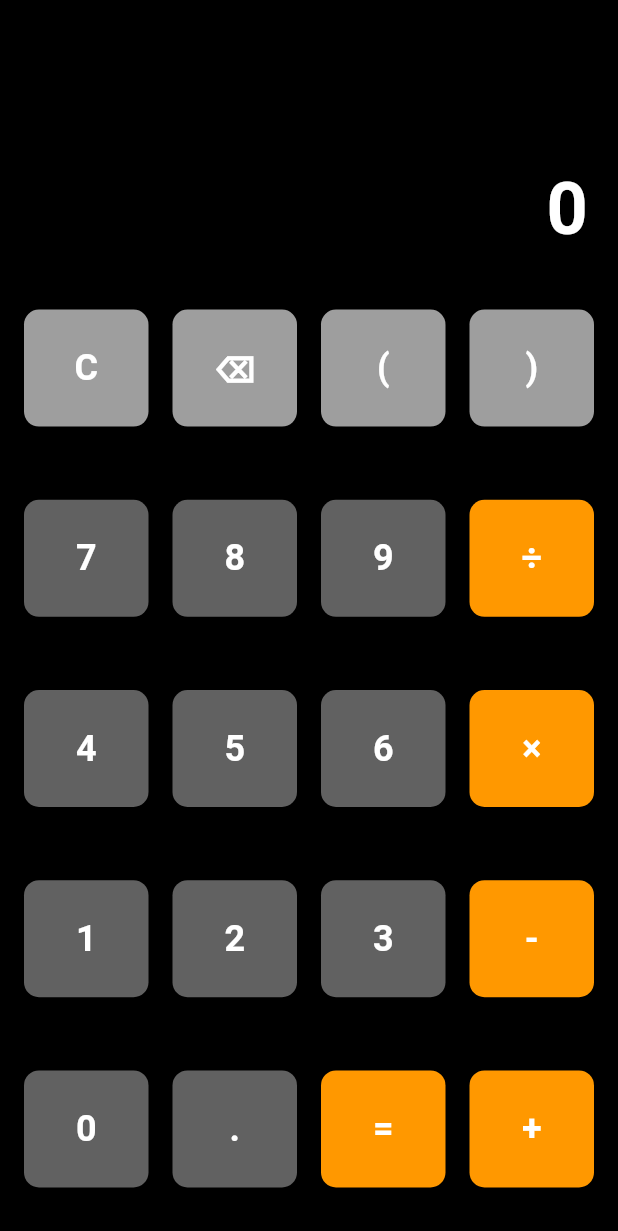
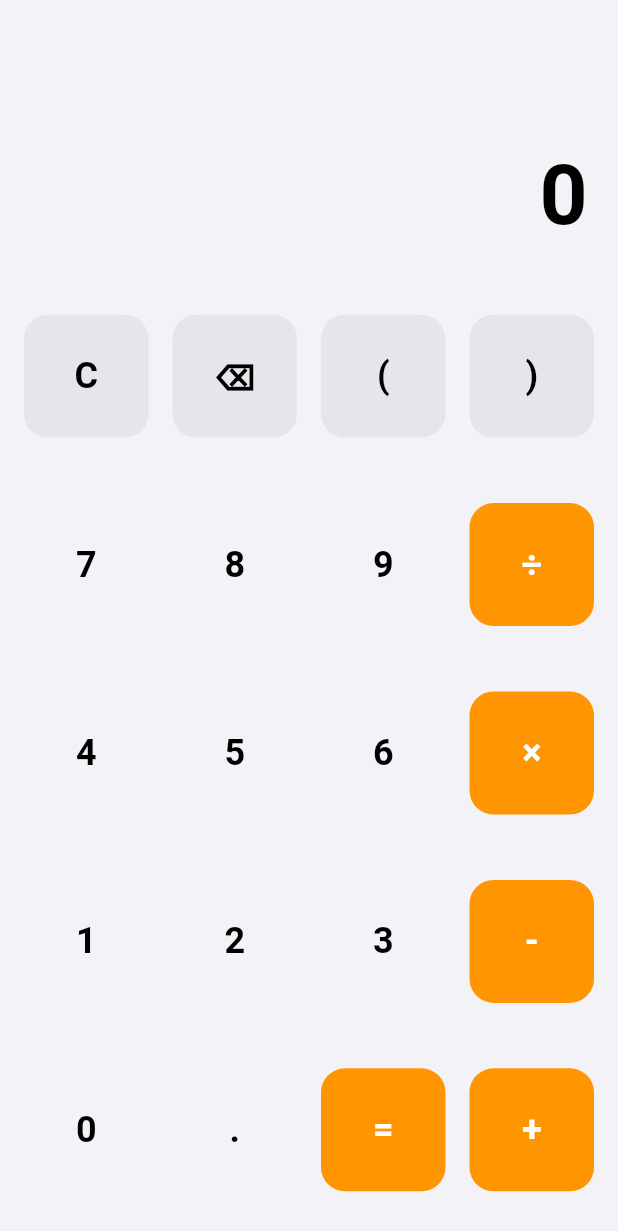
Before and after one commit to DevAdvancer/Flutter_Calculator_App, a Flutter app: the screen it shows after launch, on a phone screen of 412 x 824 dp. Shown: the top 1231 px of the screen. Run offline on Flutter 3.47's test engine with Material 3 defaults, Android fonts, the phone set to English and light mode, and no system bars; our stand-ins replace math_expressions.

Commit message:
Material Design 3 theming

```diff
--- a/lib/main.dart
+++ b/lib/main.dart
@@ -5,14 +5,53 @@ void main() {
   runApp(CalculatorApp());
 }
 
-class CalculatorApp extends StatefulWidget {
+class CalculatorApp extends StatelessWidget {
   @override
-  _CalculatorAppState createState() => _CalculatorAppState();
+  Widget build(BuildContext context) {
+    return MaterialApp(
+      debugShowCheckedModeBanner: false,
+      theme: ThemeData(
+        useMaterial3: true,
+        brightness: Brightness.light,
+        colorScheme: ColorScheme.light(
+          surface: Color(0xFFF2F2F7),
+          primary: Color(0xFFFF9500),
+          secondary: Color(0xFFE5E5EA),
+          onSurface: Colors.black,
+        ),
+      ),
+      darkTheme: ThemeData(
+        useMaterial3: true,
+        brightness: Brightness.dark,
+        colorScheme: ColorScheme.dark(
+          surface: Color(0xFF1C1C1E),
+          primary: Color(0xFFFF9500),
+          secondary: Color(0xFF636366),
+          onSurface: Colors.white,
+        ),
+      ),
+      themeMode: ThemeMode.system,
+      home: CalculatorScreen(),
+    );
+  }
 }
 
-class _CalculatorAppState extends State<CalculatorApp> {
+class CalculatorScreen extends StatefulWidget {
+  @override
+  _CalculatorScreenState createState() => _CalculatorScreenState();
+}
+
+class _CalculatorScreenState extends State<CalculatorScreen> {
   String input = '';
   String output = '0';
+
+  // Constants
+  static const double _buttonBorderRadius = 16.0;
+  static const double _buttonPadding = 24.0;
+  static const double _buttonSpacing = 8.0;
+  static const double _inputFontSize = 28.0;
+  static const double _outputFontSize = 56.0;
+  static const double _inputOpacity = 0.6;
 
   void onButtonPressed(String value) {
     setState(() {
@@ -27,8 +66,9 @@ class _CalculatorAppState extends State<CalculatorApp> {
           return;
         }
         try {
-          Parser p = Parser();
-          Expression exp = p.parse(input.replaceAll('×', '*').replaceAll('÷', '/'));
+          GrammarParser p = GrammarParser();
+          Expression exp =
+              p.parse(input.replaceAll('×', '*').replaceAll('÷', '/'));
           ContextModel cm = ContextModel();
           double eval = exp.evaluate(EvaluationType.REAL, cm);
 
@@ -47,20 +87,28 @@ class _CalculatorAppState extends State<CalculatorApp> {
     });
   }
 
-  Widget buildButton(String text, {Color? color}) {
+  Widget buildButton(String text, Color backgroundColor, Color textColor) {
     return Expanded(
       child: Padding(
-        padding: const EdgeInsets.all(8.0),
+        padding: const EdgeInsets.all(_buttonSpacing),
         child: ElevatedButton(
           style: ElevatedButton.styleFrom(
-            shape: RoundedRectangleBorder(borderRadius: BorderRadius.circular(10)),
-            padding: EdgeInsets.all(22),
-            backgroundColor: color ?? Colors.grey[700],
+            shape: RoundedRectangleBorder(
+              borderRadius: BorderRadius.circular(_buttonBorderRadius),
+            ),
+            padding: EdgeInsets.all(_buttonPadding),
+            elevation: 0,
+            backgroundColor: backgroundColor,
+            minimumSize: Size(48, 48),
           ),
           onPressed: () => onButtonPressed(text),
           child: Text(
             text,
-            style: TextStyle(fontSize: 24, fontWeight: FontWeight.bold, color: Colors.white),
+            style: TextStyle(
+              fontSize: 24,
+              fontWeight: FontWeight.bold,
+              color: textColor,
+            ),
           ),
         ),
       ),
@@ -69,79 +117,101 @@ class _CalculatorAppState extends State<CalculatorApp> {
 
   @override
   Widget build(BuildContext context) {
-    return MaterialApp(
-      debugShowCheckedModeBanner: false,
-      home: Scaffold(
-        backgroundColor: Colors.black,
+    final colorScheme = Theme.of(context).colorScheme;
+
+    return Scaffold(
+      backgroundColor: colorScheme.surface,
       body: SafeArea(
         child: Column(
           children: [
             // Input Display
             Container(
-                padding: EdgeInsets.symmetric(vertical: 30, horizontal: 20),
+              padding: EdgeInsets.symmetric(vertical: 20, horizontal: 20),
               alignment: Alignment.bottomRight,
               child: SingleChildScrollView(
                 scrollDirection: Axis.horizontal,
                 reverse: true,
                 child: Text(
                   input,
-                    style: TextStyle(fontSize: 32, color: Colors.white70),
+                  style: TextStyle(
+                    fontSize: _inputFontSize,
+                    color: colorScheme.onSurface.withOpacity(_inputOpacity),
+                  ),
                 ),
               ),
             ),
             // Output Display
             Container(
-                padding: EdgeInsets.symmetric(horizontal: 20),
+              padding: EdgeInsets.symmetric(vertical: 10, horizontal: 20),
               alignment: Alignment.bottomRight,
               child: Text(
                 output,
-                  style: TextStyle(fontSize: 48, fontWeight: FontWeight.bold, color: Colors.white),
+                style: TextStyle(
+                  fontSize: _outputFontSize,
+                  fontWeight: FontWeight.bold,
+                  color: colorScheme.onSurface,
+                ),
               ),
             ),
             // Buttons
             Expanded(
               child: Padding(
-                  padding: const EdgeInsets.all(8.0),
+                padding: const EdgeInsets.all(_buttonSpacing),
                 child: Column(
                   children: [
                     Expanded(
                       child: Row(children: [
-                          buildButton('C', color: Colors.grey),
-                          buildButton('⌫', color: Colors.grey),
-                          buildButton('(', color: Colors.grey),
-                          buildButton(')', color: Colors.grey),
+                        buildButton(
+                            'C', colorScheme.secondary, colorScheme.onSurface),
+                        buildButton(
+                            '⌫', colorScheme.secondary, colorScheme.onSurface),
+                        buildButton(
+                            '(', colorScheme.secondary, colorScheme.onSurface),
+                        buildButton(
+                            ')', colorScheme.secondary, colorScheme.onSurface),
                       ]),
                     ),
                     Expanded(
                       child: Row(children: [
-                          buildButton('7'),
-                          buildButton('8'),
-                          buildButton('9'),
-                          buildButton('÷', color: Colors.orange),
+                        buildButton(
+                            '7', colorScheme.surface, colorScheme.onSurface),
+                        buildButton(
+                            '8', colorScheme.surface, colorScheme.onSurface),
+                        buildButton(
+                            '9', colorScheme.surface, colorScheme.onSurface),
+                        buildButton('÷', colorScheme.primary, Colors.white),
                       ]),
                     ),
                     Expanded(
                       child: Row(children: [
-                          buildButton('4'),
-                          buildButton('5'),
-                          buildButton('6'),
-                          buildButton('×', color: Colors.orange),
+                        buildButton(
+                            '4', colorScheme.surface, colorScheme.onSurface),
+                        buildButton(
+                            '5', colorScheme.surface, colorScheme.onSurface),
+                        buildButton(
+                            '6', colorScheme.surface, colorScheme.onSurface),
+                        buildButton('×', colorScheme.primary, Colors.white),
                       ]),
                     ),
                     Expanded(
                       child: Row(children: [
-                          buildButton('1'),
-                          buildButton('2'),
-                          buildButton('3'),
-                          buildButton('-', color: Colors.orange),
+                        buildButton(
+                            '1', colorScheme.surface, colorScheme.onSurface),
+                        buildButton(
+                            '2', colorScheme.surface, colorScheme.onSurface),
+                        buildButton(
+                            '3', colorScheme.surface, colorScheme.onSurface),
+                        buildButton('-', colorScheme.primary, Colors.white),
                       ]),
                     ),
                     Expanded(
                       child: Row(children: [
-                          buildButton('0'),
-                          buildButton('.'),
-                          buildButton('=', color: Colors.orange),
-                          buildButton('+', color: Colors.orange),
+                        buildButton(
+                            '0', colorScheme.surface, colorScheme.onSurface),
+                        buildButton(
+                            '.', colorScheme.surface, colorScheme.onSurface),
+                        buildButton('=', colorScheme.primary, Colors.white),
+                        buildButton('+', colorScheme.primary, Colors.white),
                       ]),
                     ),
                   ],
@@ -151,7 +221,6 @@ class _CalculatorAppState extends State<CalculatorApp> {
           ],
         ),
       ),
-      ),
     );
   }
 }
--- a/pubspec.yaml
+++ b/pubspec.yaml
@@ -40,6 +40,7 @@ dev_dependencies:
   flutter_test:
     sdk: flutter
   flutter_launcher_icons: "^0.14.3"
+  test: ^1.25.0
 
 flutter_launcher_icons:
   android: "launcher_icon"
```
Also changed, not shown: pubspec.lock, 15 other files. Lines whose indentation alone changed are shown as unchanged.
